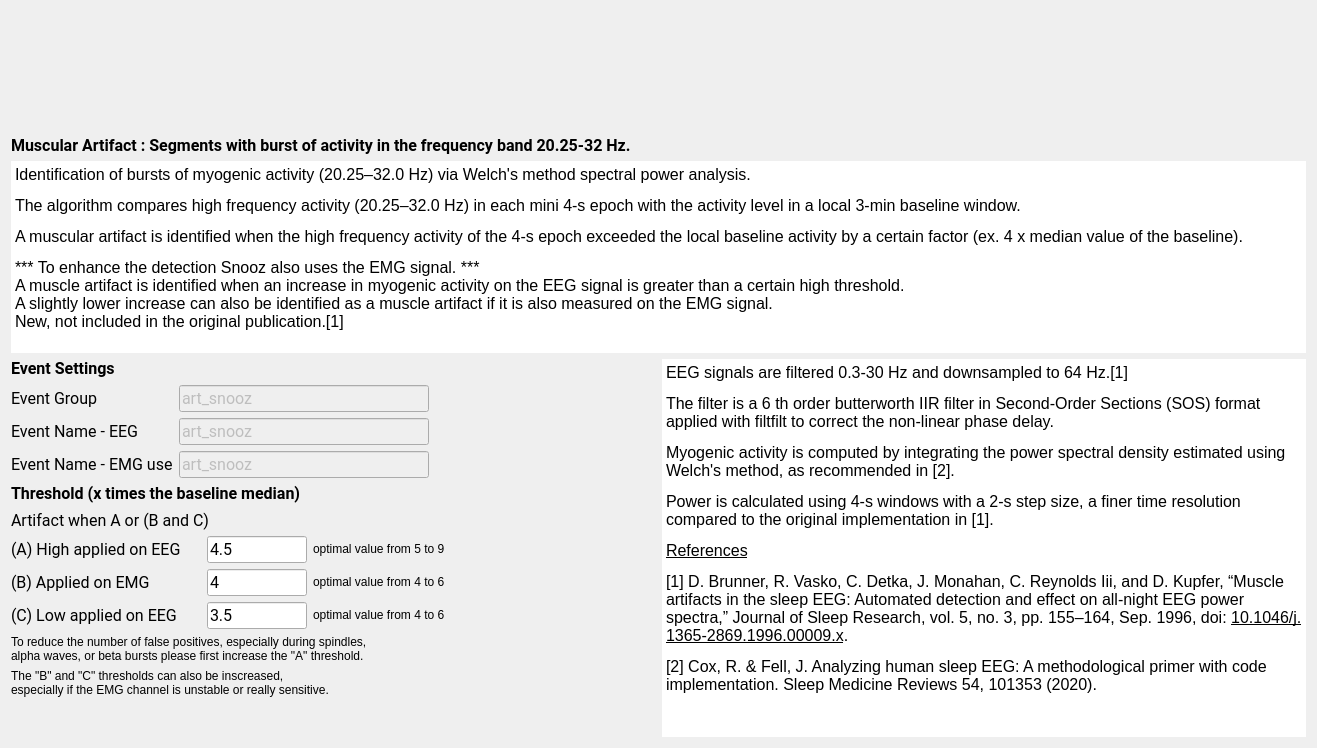
Above: tools/CEAMSTools/DetectArtifacts/MuscularStep/Ui_MuscularStep.ui from SnoozToolbox/snooz-package-ceams before the change. Below: the same form after it.
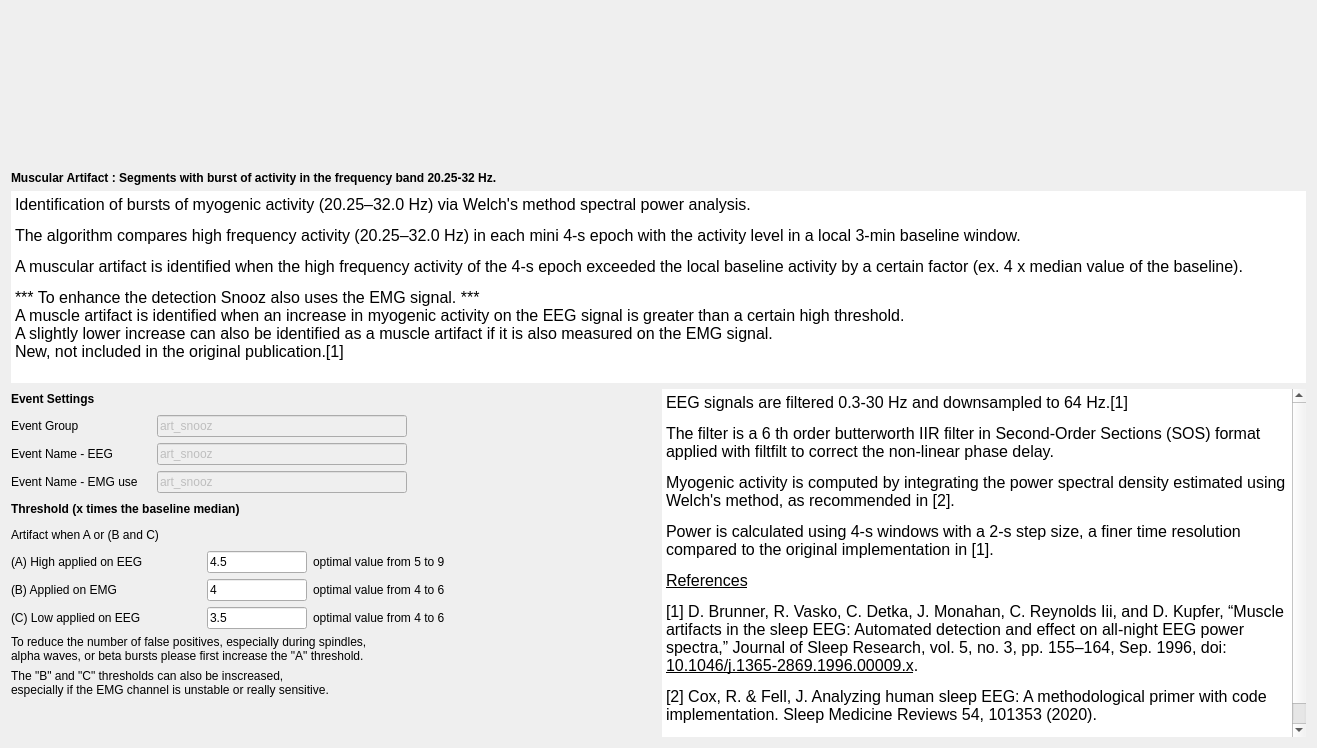
That is the form after the change.

Commit message: Font step 4: forms without fonts of their own, look kept

Diff of the .ui file:
```diff
--- a/tools/CEAMSTools/DetectArtifacts/MuscularStep/Ui_MuscularStep.ui
+++ b/tools/CEAMSTools/DetectArtifacts/MuscularStep/Ui_MuscularStep.ui
@@ -13,9 +13,6 @@
   <property name="windowTitle">
    <string>Form</string>
   </property>
-  <property name="styleSheet">
-   <string notr="true">font: 12pt &quot;Roboto&quot;;</string>
-  </property>
   <layout class="QVBoxLayout" name="verticalLayout_2">
    <item>
     <widget class="QWidget" name="imageWidget" native="true">
@@ -72,8 +69,6 @@
        </property>
        <property name="font">
         <font>
-         <family>Roboto</family>
-         <pointsize>12</pointsize>
          <italic>false</italic>
          <bold>false</bold>
         </font>
@@ -119,7 +114,7 @@
 hr { height: 1px; border-width: 0; }
 li.unchecked::marker { content: &quot;\2610&quot;; }
 li.checked::marker { content: &quot;\2612&quot;; }
-&lt;/style&gt;&lt;/head&gt;&lt;body style=&quot; font-family:'Roboto'; font-size:12pt; font-weight:400; font-style:normal;&quot;&gt;
+&lt;/style&gt;&lt;/head&gt;&lt;body style=&quot; font-size:12pt; font-weight:400; font-style:normal;&quot;&gt;
 &lt;p style=&quot; margin-top:12px; margin-bottom:12px; margin-left:0px; margin-right:0px; -qt-block-indent:0; text-indent:0px;&quot;&gt;&lt;span style=&quot; color:#000000;&quot;&gt;Identification of bursts of myogenic activity (20.25–32.0 Hz) via Welch's method spectral power analysis.&lt;/span&gt;&lt;/p&gt;
 &lt;p style=&quot; margin-top:12px; margin-bottom:12px; margin-left:0px; margin-right:0px; -qt-block-indent:0; text-indent:0px;&quot;&gt;&lt;span style=&quot; color:#000000;&quot;&gt;The algorithm compares high frequency activity (20.25–32.0 Hz) in each mini 4-s epoch with the activity level in a local 3-min baseline window. &lt;/span&gt;&lt;/p&gt;
 &lt;p style=&quot; margin-top:12px; margin-bottom:12px; margin-left:0px; margin-right:0px; -qt-block-indent:0; text-indent:0px;&quot;&gt;&lt;span style=&quot; color:#000000;&quot;&gt;A muscular artifact is identified when the high frequency activity of the 4-s epoch exceeded the local baseline activity by a certain factor (ex. 4 x median value of the baseline).&lt;/span&gt;&lt;/p&gt;
@@ -158,8 +153,6 @@
          </property>
          <property name="font">
           <font>
-           <family>Roboto</family>
-           <pointsize>12</pointsize>
            <italic>false</italic>
            <bold>false</bold>
           </font>
@@ -181,8 +174,6 @@
            </property>
            <property name="font">
             <font>
-             <family>Roboto</family>
-             <pointsize>12</pointsize>
              <italic>false</italic>
              <bold>false</bold>
             </font>
@@ -205,8 +196,6 @@
            </property>
            <property name="font">
             <font>
-             <family>Roboto</family>
-             <pointsize>12</pointsize>
              <italic>false</italic>
              <bold>false</bold>
             </font>
@@ -229,8 +218,6 @@
            </property>
            <property name="font">
             <font>
-             <family>Roboto</family>
-             <pointsize>12</pointsize>
              <italic>false</italic>
              <bold>false</bold>
             </font>
@@ -253,8 +240,6 @@
            </property>
            <property name="font">
             <font>
-             <family>Roboto</family>
-             <pointsize>12</pointsize>
              <italic>false</italic>
              <bold>false</bold>
             </font>
@@ -280,8 +265,6 @@
            </property>
            <property name="font">
             <font>
-             <family>Roboto</family>
-             <pointsize>12</pointsize>
              <italic>false</italic>
              <bold>false</bold>
             </font>
@@ -310,8 +293,6 @@
            </property>
            <property name="font">
             <font>
-             <family>Roboto</family>
-             <pointsize>12</pointsize>
              <italic>false</italic>
              <bold>false</bold>
             </font>
@@ -339,8 +320,6 @@
          </property>
          <property name="font">
           <font>
-           <family>Roboto</family>
-           <pointsize>12</pointsize>
            <italic>false</italic>
            <bold>false</bold>
           </font>
@@ -366,8 +345,6 @@
          </property>
          <property name="font">
           <font>
-           <family>Roboto</family>
-           <pointsize>12</pointsize>
            <italic>false</italic>
            <bold>false</bold>
           </font>
@@ -398,8 +375,6 @@
            </property>
            <property name="font">
             <font>
-             <family>Roboto</family>
-             <pointsize>12</pointsize>
              <italic>false</italic>
              <bold>false</bold>
             </font>
@@ -444,8 +419,6 @@
            </property>
            <property name="font">
             <font>
-             <family>Roboto</family>
-             <pointsize>12</pointsize>
              <italic>false</italic>
              <bold>false</bold>
             </font>
@@ -471,8 +444,6 @@
            </property>
            <property name="font">
             <font>
-             <family>Roboto</family>
-             <pointsize>12</pointsize>
              <italic>false</italic>
              <bold>false</bold>
             </font>
@@ -507,8 +478,6 @@
            </property>
            <property name="font">
             <font>
-             <family>Roboto</family>
-             <pointsize>12</pointsize>
              <italic>false</italic>
              <bold>false</bold>
             </font>
@@ -543,8 +512,6 @@
            </property>
            <property name="font">
             <font>
-             <family>Roboto</family>
-             <pointsize>12</pointsize>
              <italic>false</italic>
              <bold>false</bold>
             </font>
@@ -602,8 +569,6 @@
            </property>
            <property name="font">
             <font>
-             <family>Roboto</family>
-             <pointsize>12</pointsize>
              <italic>false</italic>
              <bold>false</bold>
             </font>
@@ -710,7 +675,7 @@
 hr { height: 1px; border-width: 0; }
 li.unchecked::marker { content: &quot;\2610&quot;; }
 li.checked::marker { content: &quot;\2612&quot;; }
-&lt;/style&gt;&lt;/head&gt;&lt;body style=&quot; font-family:'Roboto'; font-size:12pt; font-weight:400; font-style:normal;&quot;&gt;
+&lt;/style&gt;&lt;/head&gt;&lt;body style=&quot; font-size:12pt; font-weight:400; font-style:normal;&quot;&gt;
 &lt;p style=&quot; margin-top:12px; margin-bottom:12px; margin-left:0px; margin-right:0px; -qt-block-indent:0; text-indent:0px;&quot;&gt;&lt;span style=&quot; color:#000000;&quot;&gt;EEG signals are filtered 0.3-30 Hz and downsampled to 64 Hz.[1]&lt;/span&gt;&lt;/p&gt;
 &lt;p style=&quot; margin-top:12px; margin-bottom:12px; margin-left:0px; margin-right:0px; -qt-block-indent:0; text-indent:0px;&quot;&gt;&lt;span style=&quot; color:#000000;&quot;&gt;The filter is a 6 th order butterworth IIR filter in Second-Order Sections (SOS) format applied with filtfilt to correct the non-linear phase delay.&lt;/span&gt;&lt;/p&gt;
 &lt;p style=&quot; margin-top:12px; margin-bottom:12px; margin-left:0px; margin-right:0px; -qt-block-indent:0; text-indent:0px;&quot;&gt;&lt;span style=&quot; color:#000000;&quot;&gt;Myogenic activity&lt;/span&gt; is computed by integrating the power spectral density estimated using Welch's method, as recommended in [2]. &lt;/p&gt;
```
The commit also changes 427 other files.
